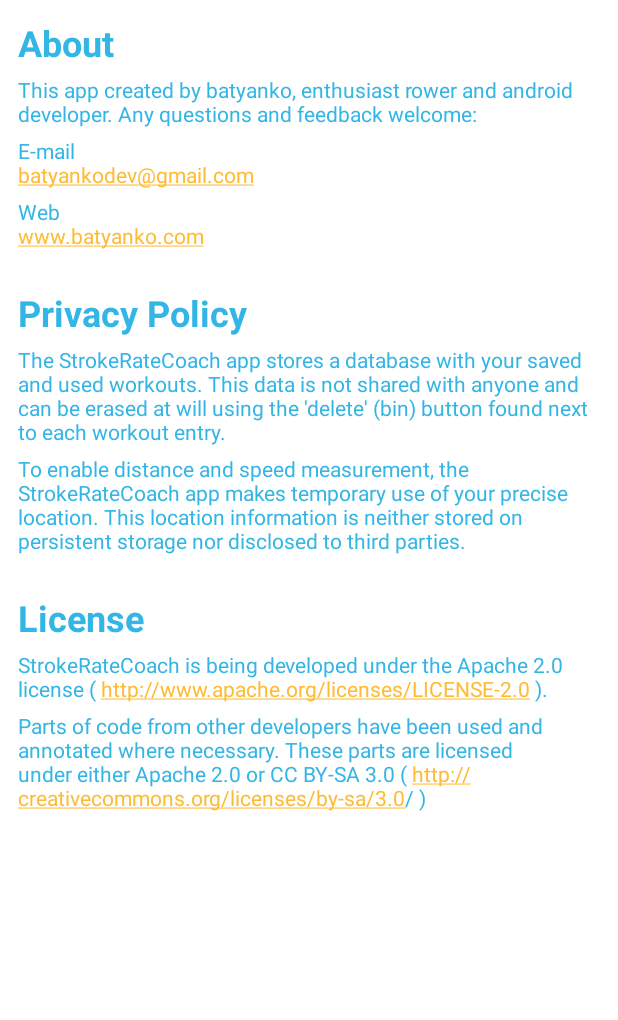
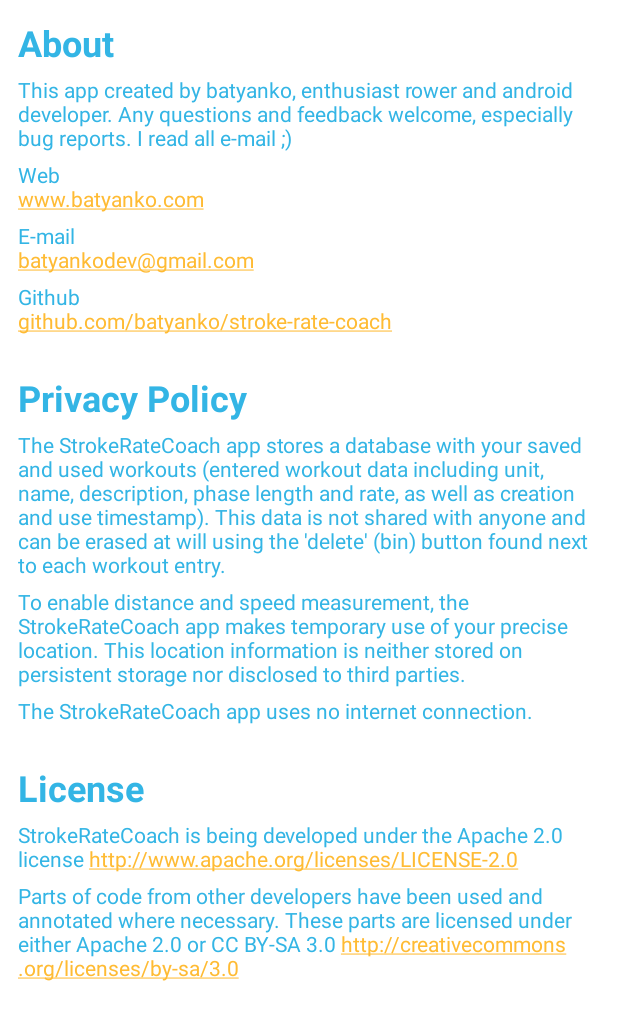
Before and after one commit to batyanko/stroke-rate-coach, an Android app: the AboutActivity screen opened directly, with no data from a screen before it, on a phone screen of 412 x 824 dp. Shown: the top 1020 px of the screen. Run offline under Robolectric (Android 15) with nearby library versions, the phone set to English and light mode, and no system bars.

```diff
--- a/app/src/main/res/layout/activity_about.xml
+++ b/app/src/main/res/layout/activity_about.xml
@@ -38,8 +38,8 @@
             android:layout_width="match_parent"
             android:layout_height="wrap_content"
             android:textSize="@dimen/help_text_size_small"
-            android:text="@string/help_about3"
-            android:autoLink="email"
+            android:text="@string/help_about4"
+            android:autoLink="web"
             android:paddingBottom="5dp"
 
             />
@@ -48,10 +48,18 @@
             android:layout_width="match_parent"
             android:layout_height="wrap_content"
             android:textSize="@dimen/help_text_size_small"
-            android:text="@string/help_about4"
+            android:text="@string/help_about3"
+            android:autoLink="email"
+            android:paddingBottom="5dp"
+            />
+
+        <TextView
+            android:layout_width="match_parent"
+            android:layout_height="wrap_content"
+            android:textSize="@dimen/help_text_size_small"
+            android:text="@string/help_about5"
             android:autoLink="web"
             android:paddingBottom="25dp"
-
             />
 
         <TextView
@@ -76,6 +84,14 @@
             android:layout_height="wrap_content"
             android:textSize="@dimen/help_text_size_small"
             android:text="@string/help_privacy3"
+            android:paddingBottom="5dp"
+            />
+
+        <TextView
+            android:layout_width="match_parent"
+            android:layout_height="wrap_content"
+            android:textSize="@dimen/help_text_size_small"
+            android:text="@string/help_privacy4"
             android:paddingBottom="25dp"
             />
 
--- a/app/src/main/res/layout/activity_wave.xml
+++ b/app/src/main/res/layout/activity_wave.xml
@@ -247,7 +247,7 @@
         android:id="@+id/menu_text_view"
         android:layout_width="wrap_content"
         android:layout_height="wrap_content"
-        android:text="  ⋮    "
+        android:text="   ⋮   "
         android:textSize="32sp"
         app:layout_constraintRight_toRightOf="parent"
         app:layout_constraintTop_toTopOf="@+id/spm_text_view"
--- a/app/src/main/res/values/strings.xml
+++ b/app/src/main/res/values/strings.xml
@@ -61,7 +61,7 @@
     <string name="help_title">Help</string>
     <string name="starting_loc_accuracy_setting_key" translatable="false">starting-loc-accuracy</string>
     <string name="starting_loc_accuracy_setting_title">Starting GPS accuracy (metres)</string>
-    <string name="starting_loc_accuracy_setting_desc">Acceptable GPS accuracy for starting distance workout. \nLower = better accuracy\nHigher = faster start</string>
+    <string name="starting_loc_accuracy_setting_desc">Acceptable GPS standard deviation for starting workout (only for distance workouts). \nLower = better accuracy\nHigher = faster start</string>
     <string name="speed_sample_count_setting_key" translatable="false">speed-sample-count</string>
     <string name="speedometer_sample_length_setting_title">Speedometer sample length (GPS fixes)</string>
     <string name="speedometer_sample_count_setting_desc">Measure speed for starting n fixes back.\nMore fixes = accurate speed\nFewer fixes = quick and responsive speed</string>
@@ -75,7 +75,7 @@
     </string>
     <string name="help_intro3">StrokeRateCoach will happily beep from the background, so feel free to combine it with other sports apps!
     </string>
-    <string name="help_how_to_title">How To...</string>
+    <string name="help_how_to_title">How To…</string>
     <string name="help_how_to_simple_beep1">- Simple beeper</string>
     <string name="help_how_to_simple_beep2">Go to \'SPEED DIAL\' and enter desired SPM. The beeping starts automatically upon dialing the second digit. Supported SPM rates from 10 to 99.
     </string>
@@ -86,25 +86,27 @@
     <string name="help_how_to_speed3">\'Speed\' shows your current speed, based on the distance covered for the last few GPS fixes (10 by default).</string>
     <string name="help_how_to_speed4">\'Min Speed\' shows the current speed warning threshold. If on, it will sound a warning as long as your current speed is below that level. Tap to enable and set minimum speed threshold.</string>
     <string name="help_how_to_create1">- Creating a new workout</string>
-    <string name="help_how_to_create2">Tap the menu button while the beeper is stopped (\'⋮\'), then tap \'Create workout\'.
-        Then enter data for all workout legs/phases:
-        The first (left hand) field of each phase for phase duration.
-        The second (right hand) for SPM rate of that phase.</string>
+    <string name="help_how_to_create2">Tap the menu button (\'⋮\') while the beeper is stopped, then tap \'Create workout\'.
+        Choose \'strokes\', \'metres\' or \'seconds\' for workout unit, enter a workout name and then enter data for all workout legs/phases:
+        \nThe first (left hand) field of each phase for phase duration.
+        \nThe second (right hand) for SPM rate of that phase.</string>
     <string name="help_how_to_create3">Example: to create a 2000m workout comprising 4 legs of 500m each at 22/24/26/28 SPM, create 4 phases and put \'500\' in the left hand field for each phase.
         Then, in the right hand field, put 22 for the first phase, then 24 for the second, 26 for the third and 28 for the fourth phase.</string>
     <string name="help_about1">About</string>
     <string name="help_about2">This app created by batyanko, enthusiast rower and android developer.
-        Any questions and feedback welcome:</string>
+        Any questions and feedback welcome, especially bug reports. I read all e-mail ;)</string>
     <string name="help_about3">E-mail\nbatyankodev@gmail.com</string>
     <string name="help_about4">Web\nwww.batyanko.com</string>
+    <string name="help_about5">Github\ngithub.com/batyanko/stroke-rate-coach</string>
     <string name="help_license1">License</string>
-    <string name="help_license2">StrokeRateCoach is being developed under the Apache 2.0 license ( http://www.apache.org/licenses/LICENSE-2.0 ).</string>
+    <string name="help_license2">StrokeRateCoach is being developed under the Apache 2.0 license http://www.apache.org/licenses/LICENSE-2.0</string>
     <string name="help_license3">Parts of code from other developers have been used and annotated where necessary.
-        These parts are licensed under either Apache 2.0 or CC BY-SA 3.0 ( http://creativecommons.org/licenses/by-sa/3.0/ )</string>
+        These parts are licensed under either Apache 2.0 or CC BY-SA 3.0 http://creativecommons.org/licenses/by-sa/3.0</string>
     <string name="help_privacy1">Privacy Policy</string>
-    <string name="help_privacy2">The StrokeRateCoach app stores a database with your saved and used workouts.
+    <string name="help_privacy2">The StrokeRateCoach app stores a database with your saved and used workouts (entered workout data including unit, name, description, phase length and rate, as well as creation and use timestamp).
         This data is not shared with anyone and can be erased at will using the \'delete\' (bin) button found next to each workout entry.</string>
     <string name="help_privacy3">To enable distance and speed measurement, the StrokeRateCoach app makes temporary use of your precise location.
         This location information is neither stored on persistent storage nor disclosed to third parties.</string>
+    <string name="help_privacy4"> The StrokeRateCoach app uses no internet connection.</string>
     <string name="about_title">About</string>
 </resources>
```
Also changed, not shown: 3 other files.
